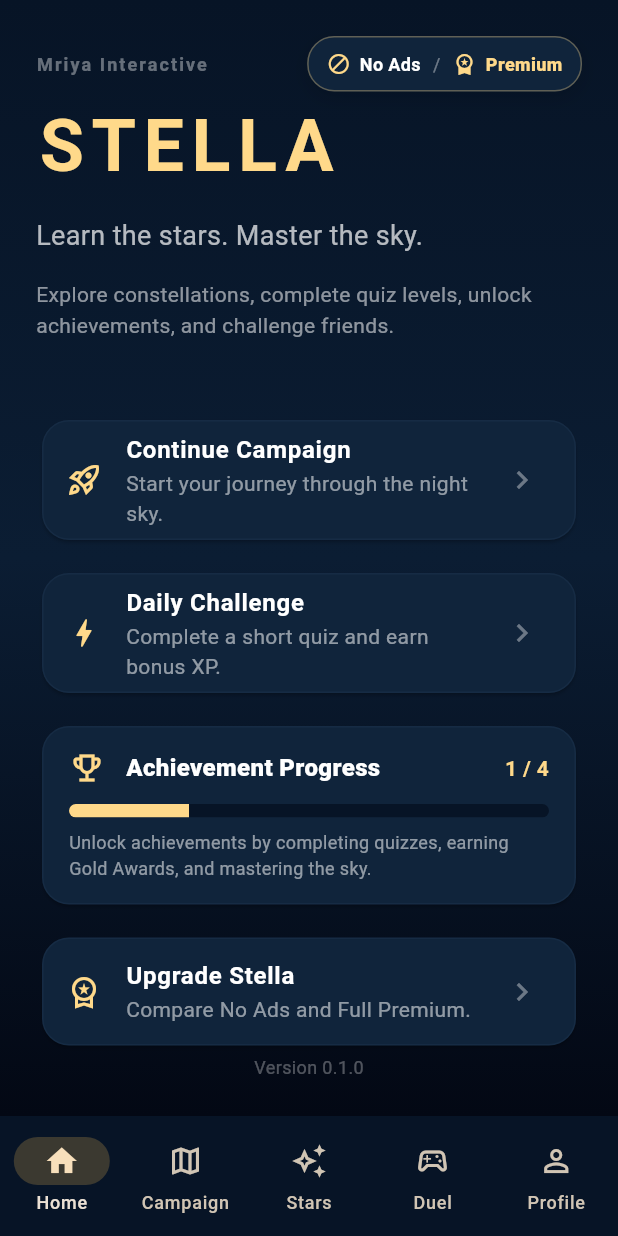
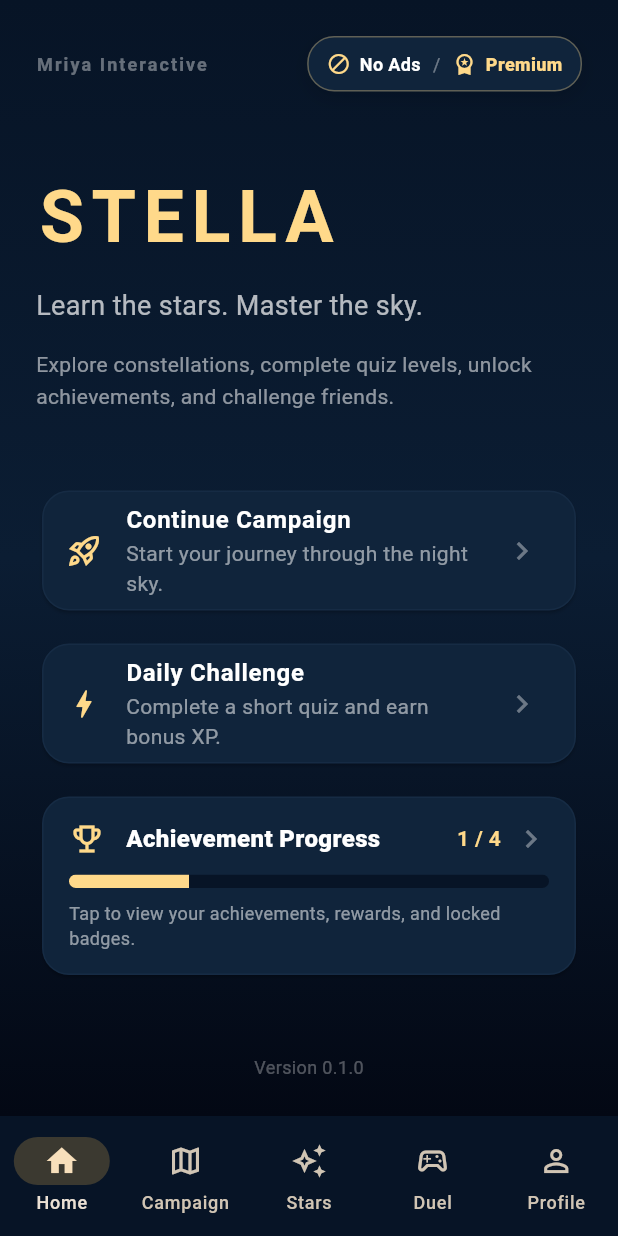
Before and after one commit to hovova/stella-constellation-quiz, a Flutter app: the screen it shows after launch, on a phone screen of 412 x 824 dp. Run offline on Flutter 3.47's test engine with Material 3 defaults, Android fonts, the phone set to English and light mode, and no system bars; our stand-ins replace shared_preferences.

Commit message:
Make achievement progress clickable

```diff
--- a/lib/screens/home_screen.dart
+++ b/lib/screens/home_screen.dart
@@ -2,8 +2,8 @@ import 'package:flutter/material.dart';
 
 import '../data/achievements.dart';
 import '../models/player_progress.dart';
-import '../screens/premium_screen.dart';
 import '../widgets/premium_banner.dart';
+import 'achievements_screen.dart';
 
 class HomeScreen extends StatelessWidget {
   final PlayerProgress progress;
@@ -14,15 +14,6 @@ class HomeScreen extends StatelessWidget {
     required this.progress,
     required this.onNavigateToCampaign,
   });
-
-  void openPremiumMenu(BuildContext context) {
-    showModalBottomSheet(
-      context: context,
-      backgroundColor: Colors.transparent,
-      isScrollControlled: true,
-      builder: (_) => const PremiumScreen(),
-    );
-  }
 
   void showComingSoon(BuildContext context) {
     ScaffoldMessenger.of(context).showSnackBar(
@@ -36,6 +27,15 @@ class HomeScreen extends StatelessWidget {
           'Daily Challenge is coming soon.',
           style: TextStyle(color: Colors.white),
         ),
+      ),
+    );
+  }
+
+    void openAchievements(BuildContext context) {
+    Navigator.push(
+      context,
+      MaterialPageRoute(
+        builder: (_) => AchievementsScreen(progress: progress),
       ),
     );
   }
@@ -127,15 +127,7 @@ class HomeScreen extends StatelessWidget {
             unlockedAchievements: unlockedAchievements,
             totalAchievements: totalAchievements,
             progress: achievementProgress,
-            ),
-
-            const SizedBox(height: 14),
-
-            _HomeActionCard(
-              title: 'Upgrade Stella',
-              subtitle: 'Compare No Ads and Full Premium.',
-              icon: Icons.workspace_premium_outlined,
-              onTap: () => openPremiumMenu(context),
+            onTap: () => openAchievements(context),
           ),
 
             const Spacer(),
@@ -160,11 +152,13 @@ class _AchievementProgressCard extends StatelessWidget {
   final int unlockedAchievements;
   final int totalAchievements;
   final double progress;
+  final VoidCallback onTap;
 
   const _AchievementProgressCard({
     required this.unlockedAchievements,
     required this.totalAchievements,
     required this.progress,
+    required this.onTap,
   });
 
   @override
@@ -177,6 +171,9 @@ class _AchievementProgressCard extends StatelessWidget {
           color: Color(0x223A5B80),
         ),
       ),
+      child: InkWell(
+        onTap: onTap,
+        borderRadius: BorderRadius.circular(18),
         child: Padding(
           padding: const EdgeInsets.fromLTRB(18, 16, 18, 16),
           child: Column(
@@ -189,10 +186,10 @@ class _AchievementProgressCard extends StatelessWidget {
                     color: Color(0xFFFFD98A),
                   ),
                   const SizedBox(width: 14),
-                Expanded(
+                  const Expanded(
                     child: Text(
                       'Achievement Progress',
-                    style: const TextStyle(
+                      style: TextStyle(
                         color: Colors.white,
                         fontWeight: FontWeight.w800,
                         fontSize: 16,
@@ -205,6 +202,11 @@ class _AchievementProgressCard extends StatelessWidget {
                       color: Color(0xFFFFD98A),
                       fontWeight: FontWeight.bold,
                     ),
+                  ),
+                  const SizedBox(width: 8),
+                  const Icon(
+                    Icons.chevron_right,
+                    color: Colors.white38,
                   ),
                 ],
               ),
@@ -224,7 +226,7 @@ class _AchievementProgressCard extends StatelessWidget {
               const SizedBox(height: 8),
 
               const Text(
-              'Unlock achievements by completing quizzes, earning Gold Awards, and mastering the sky.',
+                'Tap to view your achievements, rewards, and locked badges.',
                 style: TextStyle(
                   color: Colors.white54,
                   fontSize: 12,
@@ -232,6 +234,7 @@ class _AchievementProgressCard extends StatelessWidget {
                 ),
               ),
             ],
+          ),
         ),
       ),
     );
```
Lines whose indentation alone changed are shown as unchanged.
